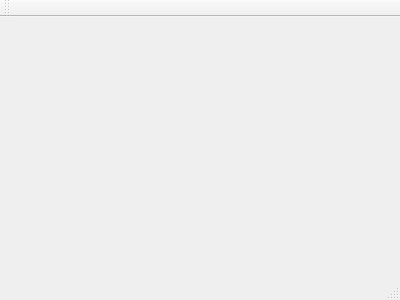
First picture: the form in mainwindow.ui, repository bollian/ScoutAnalyzer, before the edit.
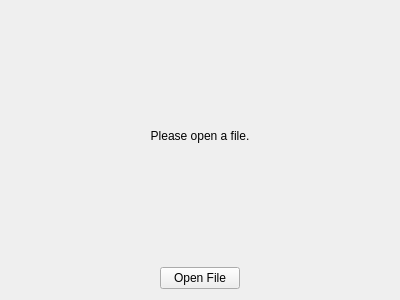
Second picture: the form after the edit.

Commit message: added code for interpreting csv files  - added CSVFile class  - added simple gui for opening files ref#7

What changed in the file:
```diff
--- a/mainwindow.ui
+++ b/mainwindow.ui
@@ -12,13 +12,65 @@
   <property name="windowTitle" >
    <string>MainWindow</string>
   </property>
-  <widget class="QMenuBar" name="menuBar" />
-  <widget class="QToolBar" name="mainToolBar" />
-  <widget class="QWidget" name="centralWidget" />
-  <widget class="QStatusBar" name="statusBar" />
+  <widget class="QWidget" name="centralWidget">
+   <layout class="QVBoxLayout" name="verticalLayout">
+    <item>
+     <widget class="QLabel" name="message_label">
+      <property name="text">
+       <string>Please open a file.</string>
+      </property>
+      <property name="alignment">
+       <set>Qt::AlignCenter</set>
+      </property>
+      <property name="wordWrap">
+       <bool>true</bool>
+      </property>
+      <property name="textInteractionFlags">
+       <set>Qt::LinksAccessibleByMouse|Qt::TextSelectableByMouse</set>
+      </property>
+     </widget>
+    </item>
+    <item>
+     <layout class="QHBoxLayout" name="open_file_layout">
+      <item>
+       <spacer name="left_open_file_spacer">
+        <property name="orientation">
+         <enum>Qt::Horizontal</enum>
+        </property>
+        <property name="sizeHint" stdset="0">
+         <size>
+          <width>40</width>
+          <height>20</height>
+         </size>
+        </property>
+       </spacer>
+      </item>
+      <item>
+       <widget class="QPushButton" name="open_file_button">
+        <property name="text">
+         <string>Open File</string>
+        </property>
+       </widget>
+      </item>
+      <item>
+       <spacer name="right_open_file_spacer">
+        <property name="orientation">
+         <enum>Qt::Horizontal</enum>
+        </property>
+        <property name="sizeHint" stdset="0">
+         <size>
+          <width>40</width>
+          <height>20</height>
+         </size>
+        </property>
+       </spacer>
+      </item>
+     </layout>
+    </item>
+   </layout>
+  </widget>
  </widget>
- <layoutDefault spacing="6" margin="11" />
- <pixmapfunction></pixmapfunction>
+ <layoutdefault spacing="6" margin="11"/>
  <resources/>
  <connections/>
 </ui>
```
Left out of the diff: 7 changed lines with no effect on the pictures. The commit also changes 9 other files.
